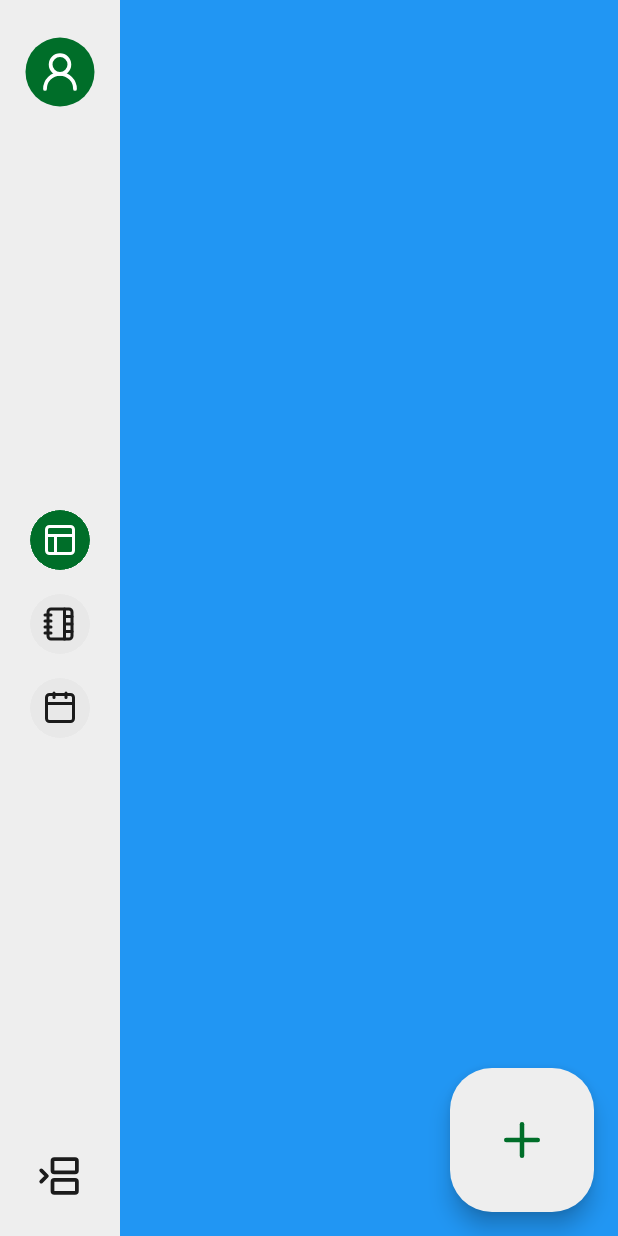
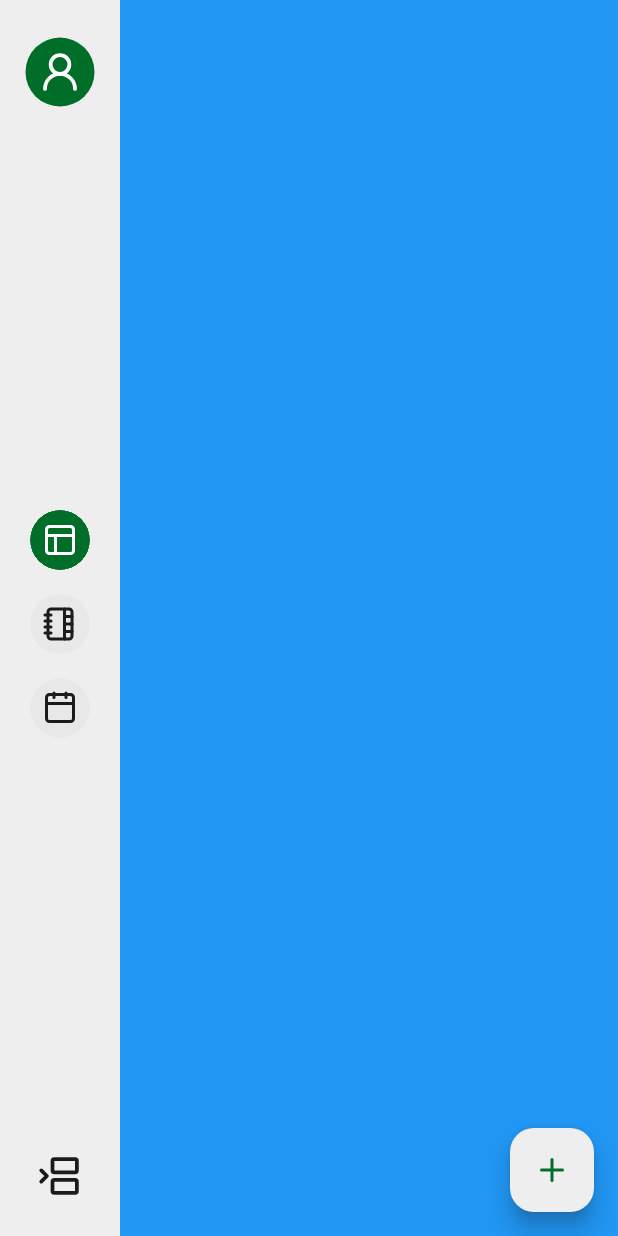
Before and after one commit to zTomz/schulplaner, a Flutter app: the AppNavigationPage screen opened by its route, on a phone screen of 412 x 824 dp. Run offline on Flutter 3.47's test engine with Material 3 defaults, Android fonts, the phone set to English and light mode, and no system bars; drawn by our look-alikes of flutter_expandable_fab; our stand-ins replace auto_route, cloud_firestore, email_validator, equatable, firebase_auth, firebase_core and 5 more; accounts and stored records are empty; generated files the repository leaves out were written again.

Commit message:
Created expandeble fab

```diff
--- a/lib/features/app_navigation/app_navigation_page.dart
+++ b/lib/features/app_navigation/app_navigation_page.dart
@@ -1,7 +1,9 @@
 import 'package:auto_route/auto_route.dart';
 import 'package:flutter/material.dart';
+import 'package:flutter_expandable_fab/flutter_expandable_fab.dart';
 import 'package:flutter_hooks/flutter_hooks.dart';
 import 'package:flutter_lucide/flutter_lucide.dart';
+import 'package:schulplaner/common/constants/numbers.dart';
 import 'package:schulplaner/common/dialogs/account_dialog.dart';
 import 'package:schulplaner/config/routes/router.gr.dart';
 import 'package:schulplaner/features/app_navigation/widgets/custom_navigation_rail.dart';
@@ -29,11 +31,45 @@ class AppNavigationPage extends HookWidget {
         final tabsRouter = AutoTabsRouter.of(context);
 
         return Scaffold(
-          floatingActionButton: FloatingActionButton.large(
-            onPressed: () {
-              // TODO: Add events here
-            },
-            child: const Icon(LucideIcons.plus),
+          floatingActionButtonLocation: ExpandableFab.location,
+          floatingActionButton: ExpandableFab(
+            type: ExpandableFabType.up,
+            distance: 75,
+            overlayStyle: ExpandableFabOverlayStyle(
+              color: Theme.of(context).colorScheme.surface.withOpacity(0.7),
+              blur: 1,
+            ),
+            openButtonBuilder: RotateFloatingActionButtonBuilder(
+              child: const Icon(LucideIcons.plus),
+              fabSize: ExpandableFabSize.large,
+            ),
+            closeButtonBuilder: RotateFloatingActionButtonBuilder(
+              child: const Icon(LucideIcons.x),
+              fabSize: ExpandableFabSize.regular,
+            ),
+            children: [
+              _buildFabOption(
+                title: "Hausaufgabe",
+                icon: const Icon(LucideIcons.book_open_text),
+                onPressed: () {
+                  // TODO: Add a homework here
+                },
+              ),
+              _buildFabOption(
+                title: "Arbeit",
+                icon: const Icon(LucideIcons.briefcase_business),
+                onPressed: () {
+                  // TODO: Add a test here
+                },
+              ),
+              _buildFabOption(
+                title: "Erinnerung",
+                icon: const Icon(LucideIcons.bell),
+                onPressed: () {
+                  // TODO: Add a reminder here
+                },
+              ),
+            ],
           ),
           body: Row(
             children: [
@@ -72,4 +108,29 @@ class AppNavigationPage extends HookWidget {
       },
     );
   }
+
+  Widget _buildFabOption({
+    required String title,
+    required Icon icon,
+    required void Function()? onPressed,
+  }) {
+    return Builder(
+      builder: (context) {
+        return Row(
+          children: [
+            Text(
+              title,
+              style: Theme.of(context).textTheme.bodyLarge,
+            ),
+            const SizedBox(width: Spacing.medium),
+            FloatingActionButton.small(
+              heroTag: null,
+              onPressed: onPressed,
+              child: icon,
+            ),
+          ],
+        );
+      },
+    );
+  }
 }
--- a/pubspec.yaml
+++ b/pubspec.yaml
@@ -20,6 +20,7 @@ dependencies:
   google_fonts: ^6.2.1
   email_validator: ^3.0.0
   flutter_svg: ^2.0.10+1
+  flutter_expandable_fab: ^2.3.0
 
   firebase_core: ^3.4.1
   firebase_auth: ^5.2.1
```
Also changed, not shown: pubspec.lock.
